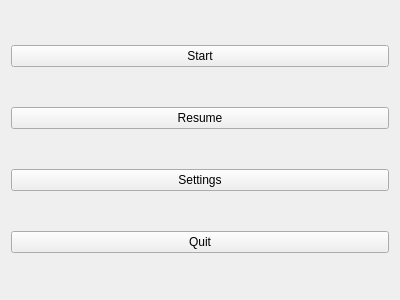
The window that BTM_Qt/mainmenu.ui (skandermoalla/CSE201-Top5) describes before a commit, drawn with Qt 5.
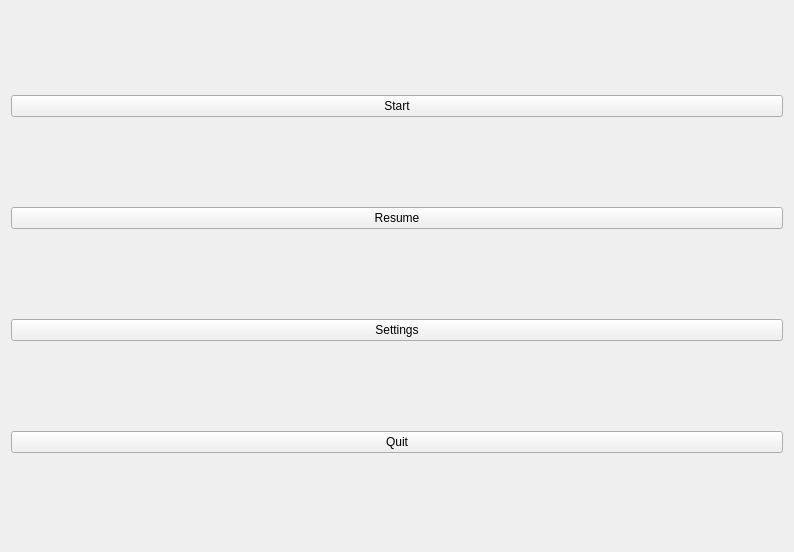
The same window after the commit.

```diff
--- a/BTM_Qt/mainmenu.ui
+++ b/BTM_Qt/mainmenu.ui
@@ -6,8 +6,8 @@
    <rect>
     <x>0</x>
     <y>0</y>
-    <width>400</width>
-    <height>300</height>
+    <width>794</width>
+    <height>552</height>
    </rect>
   </property>
   <property name="windowTitle">
```
